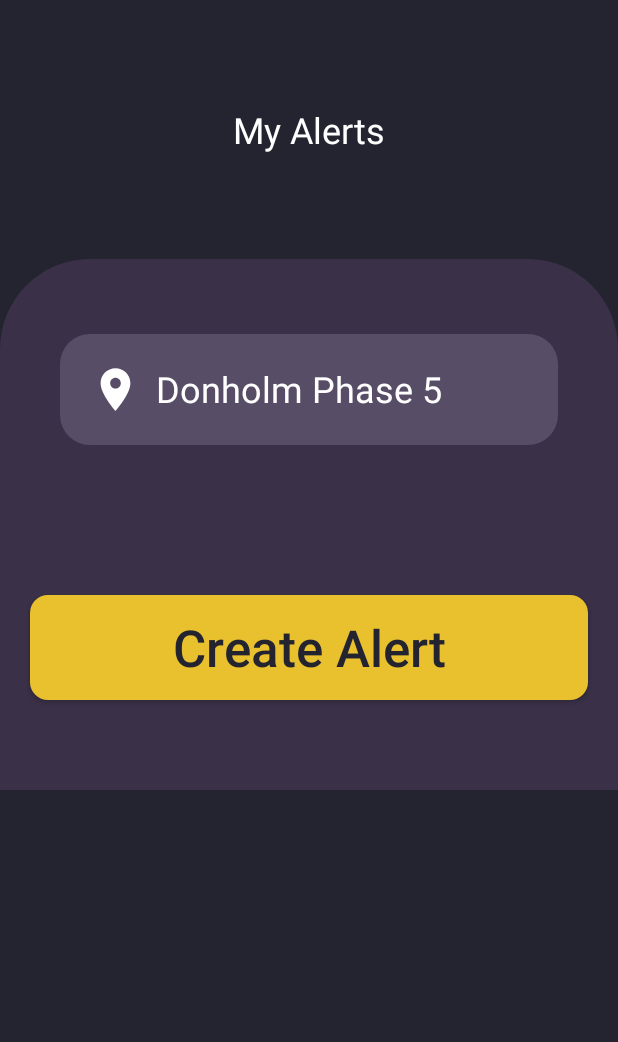
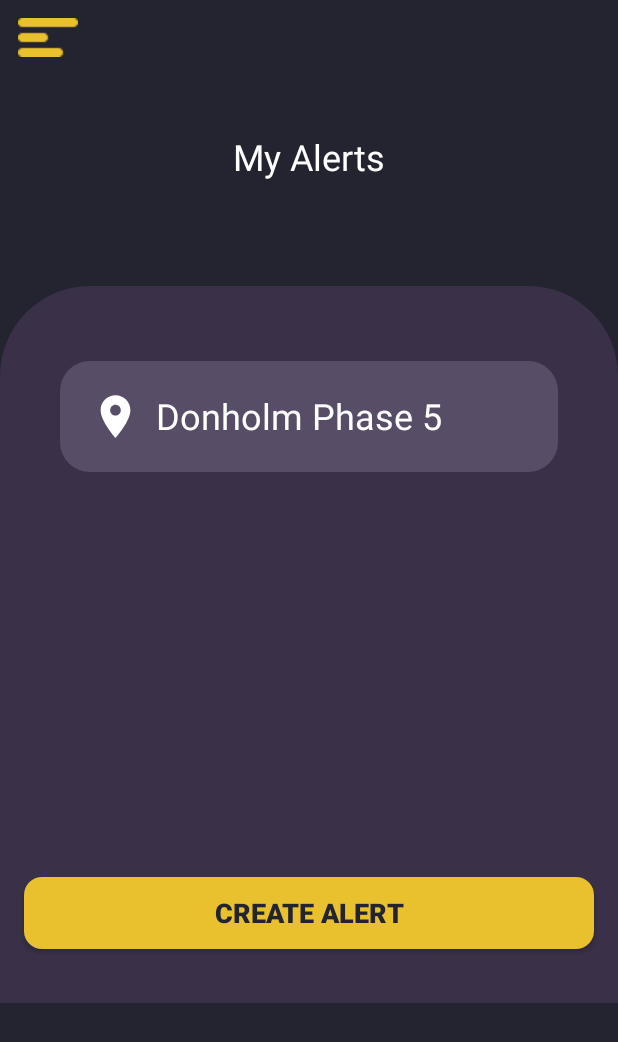
Before and after one commit to kadimasum/BlackAlaer-Android, an Android app: the MyAlertsActivity screen opened directly, with no data from a screen before it, on a phone screen of 412 x 824 dp. Shown: the top 1042 px of the screen. Run offline under Robolectric (Android 15) with nearby library versions, the phone set to English and light mode, and no system bars; Roboto replaces fonts that are not available here.

Commit message:
added nav_view to my_alerts

```diff
--- a/app/src/main/java/com/moringaschool/blackalertandroid/ui/app/MyAlertsActivity.java
+++ b/app/src/main/java/com/moringaschool/blackalertandroid/ui/app/MyAlertsActivity.java
@@ -1,16 +1,69 @@
 package com.moringaschool.blackalertandroid.ui.app;
 
+import androidx.annotation.NonNull;
 import androidx.appcompat.app.AppCompatActivity;
+import androidx.core.view.GravityCompat;
+import androidx.drawerlayout.widget.DrawerLayout;
 
+import android.content.Intent;
 import android.os.Bundle;
+import android.view.MenuItem;
+import android.widget.ImageView;
 
+import com.google.android.material.navigation.NavigationView;
 import com.moringaschool.blackalertandroid.R;
 
-public class MyAlertsActivity extends AppCompatActivity {
+public class MyAlertsActivity extends AppCompatActivity implements NavigationView.OnNavigationItemSelectedListener {
+    // menu variables
+    DrawerLayout drawerLayout;
+    NavigationView navigationView;
+    ImageView toolbar;
 
     @Override
     protected void onCreate(Bundle savedInstanceState) {
         super.onCreate(savedInstanceState);
         setContentView(R.layout.activity_my_alerts);
+
+        // <------- HOOKS -------->
+        drawerLayout = (DrawerLayout) findViewById(R.id.drawer_layout_2);
+        navigationView = (NavigationView) findViewById(R.id.nav_view_2);
+        toolbar = (ImageView) findViewById(R.id.menu_icon_2);
+
+        // <---------TOOL BAR --------->
+
+        // <------- NAVIGATION DRAWER MENU --------->
+        navigationView.bringToFront();
+
+        navigationView.setNavigationItemSelectedListener(this);
+        navigationView.setCheckedItem(R.id.user);
+    }
+
+    @Override
+    public void onBackPressed() {
+        if(drawerLayout.isDrawerOpen(GravityCompat.START)){
+            drawerLayout.closeDrawer(GravityCompat.START);
+        } else{
+            super.onBackPressed();
+        }
+
+    }
+
+    @Override
+    public boolean onNavigationItemSelected(@NonNull MenuItem item) {
+        switch (item.getItemId()){
+            case R.id.user:
+                startActivity(new Intent(MyAlertsActivity.this, AlertHomeActivity.class));
+                break;
+            case R.id.my_alerts:
+                startActivity(new Intent(MyAlertsActivity.this, MyAlertsActivity.class));
+                break;
+            case R.id.settings:
+                startActivity(new Intent(MyAlertsActivity.this, SettingsActivity.class));
+                break;
+            case R.id.logout:
+                break;
+        }
+        drawerLayout.closeDrawer(GravityCompat.START);
+        return true;
     }
 }
--- /dev/null
+++ b/app/src/main/res/drawable/input_radius.xml
@@ -0,0 +1,5 @@
+<?xml version="1.0" encoding="utf-8"?>
+<shape xmlns:android="http://schemas.android.com/apk/res/android">
+    <solid android:color="@color/blackAlertJagger_purple"/>
+    <corners android:radius="12dp"/>
+</shape>
--- a/app/src/main/res/layout/activity_my_alerts.xml
+++ b/app/src/main/res/layout/activity_my_alerts.xml
@@ -1,11 +1,28 @@
 <?xml version="1.0" encoding="utf-8"?>
-<ScrollView xmlns:android="http://schemas.android.com/apk/res/android"
+<androidx.drawerlayout.widget.DrawerLayout xmlns:android="http://schemas.android.com/apk/res/android"
     xmlns:app="http://schemas.android.com/apk/res-auto"
     xmlns:tools="http://schemas.android.com/tools"
+    android:id="@+id/drawer_layout_2"
     android:layout_width="match_parent"
     android:layout_height="match_parent"
     android:background="@color/blackAlertJaguar_dark"
-    tools:context=".ui.app.MyAlertsActivity">
+    tools:context=".ui.app.MyAlertsActivity"
+    tools:openDrawer="start">
+
+    <com.google.android.material.navigation.NavigationView
+        android:id="@+id/nav_view_2"
+        android:layout_width="wrap_content"
+        android:layout_height="match_parent"
+        android:layout_gravity="start"
+        android:background="@color/blackAlertJaguar_dark"
+        app:headerLayout="@layout/header"
+        app:itemTextColor="@color/white"
+        android:fitsSystemWindows="true"
+        app:menu="@menu/main_menu" />
+
+    <ScrollView
+        android:layout_width="match_parent"
+        android:layout_height="match_parent">
 
         <RelativeLayout
             android:layout_width="match_parent"
@@ -17,10 +34,10 @@
                 android:layout_width="wrap_content"
                 android:layout_height="wrap_content"
                 android:layout_centerHorizontal="true"
+                android:layout_marginTop="88dp"
+                android:text="@string/my_alerts"
                 android:textColor="@color/white"
-            android:text="@string/my_alerts"
-            android:textSize="24sp"
-            android:layout_marginTop="70dp"/>
+                android:textSize="24sp" />
 
             <RelativeLayout
                 android:layout_width="match_parent"
@@ -60,33 +77,45 @@
 
                 <androidx.recyclerview.widget.RecyclerView
                     android:id="@+id/recyclerView"
+                    android:layout_width="match_parent"
+                    android:layout_height="120dp"
                     android:layout_below="@+id/addressContainer"
                     android:layout_marginTop="50dp"
-                android:layout_width="match_parent"
-                android:layout_height="match_parent" />
+                    android:layout_marginBottom="100dp" />
 
                 <androidx.appcompat.widget.AppCompatButton
                     android:id="@+id/createAlertButton"
                     android:layout_width="match_parent"
-                android:layout_height="70dp"
-                android:textAllCaps="false"
+                    android:layout_height="wrap_content"
+                    android:layout_below="@+id/recyclerView"
+                    android:layout_centerHorizontal="true"
+                    android:layout_marginStart="16dp"
+                    android:layout_marginEnd="16dp"
+                    android:layout_marginBottom="36dp"
+                    android:background="@drawable/button_radius"
+                    android:elevation="4dp"
+                    android:minHeight="48dp"
+                    android:text="@string/create_alert"
                     android:textColor="@color/blackAlertJaguar_dark"
-                android:layout_marginTop="50dp"
-                android:layout_marginBottom="60dp"
-                android:textSize="34sp"
-                android:background="@drawable/button_radius"
-                android:layout_marginStart="20dp"
-                android:layout_marginEnd="20dp"
-                android:text="@string/create_alert"
-                android:layout_below="@+id/recyclerView"
-                android:layout_centerHorizontal="true"/>
-
-
+                    android:textSize="18sp"
+                    android:textStyle="bold" />
 
 
             </RelativeLayout>
+
+            <ImageView
+                android:id="@+id/menu_icon_2"
+                android:layout_width="wrap_content"
+                android:layout_height="wrap_content"
+                android:layout_marginStart="12dp"
+                android:layout_marginTop="12dp"
+                android:layout_marginEnd="12dp"
+                android:layout_marginBottom="12dp"
+                app:srcCompat="@drawable/menu" />
 
 
         </RelativeLayout>
 
     </ScrollView>
+
+</androidx.drawerlayout.widget.DrawerLayout>
--- a/app/src/main/res/values/themes.xml
+++ b/app/src/main/res/values/themes.xml
@@ -10,7 +10,7 @@
         <item name="colorSecondaryVariant">@color/teal_700</item>
         <item name="colorOnSecondary">@color/black</item>
         <!-- Status bar color. -->
-        <item name="android:statusBarColor" tools:targetApi="l">?attr/colorPrimaryVariant</item>
+        <item name="android:statusBarColor" tools:targetApi="l">#00000000</item>
         <!-- Customize your theme here. -->
     </style>
 
```
Also changed, not shown: app/src/main/java/com/moringaschool/blackalertandroid/ui/app/AlertHomeActivity.java (+45 -4 lines), app/src/main/res/layout/activity_alert_home.xml (+32 -21 lines), app/src/main/res/layout/activity_create_account_one.xml (+5 -5 lines), app/src/main/res/layout/activity_create_account_two.xml (+11 -8 lines). Lines whose indentation alone changed are shown as unchanged.
